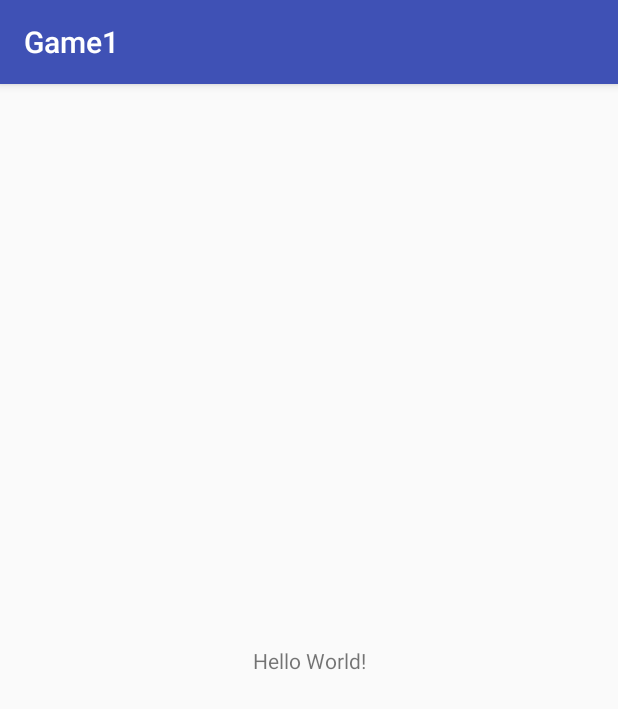
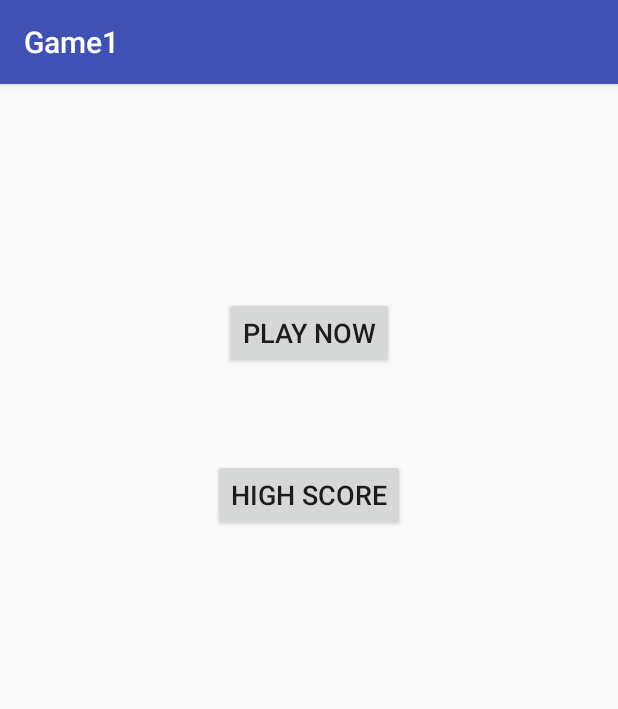
Before and after one commit to ETS-Android3/match-n-tap-android, an Android app: the screen it shows after launch (MainActivity), on a phone screen of 412 x 824 dp. Shown: the top 709 px of the screen. Run offline under Robolectric (Android 15) with nearby library versions, the phone set to English and light mode, and no system bars.

```diff
--- a/app/src/main/res/layout/activity_main.xml
+++ b/app/src/main/res/layout/activity_main.xml
@@ -1,18 +1,29 @@
 <?xml version="1.0" encoding="utf-8"?>
-<android.support.constraint.ConstraintLayout xmlns:android="http://schemas.android.com/apk/res/android"
+<RelativeLayout xmlns:android="http://schemas.android.com/apk/res/android"
     xmlns:app="http://schemas.android.com/apk/res-auto"
     xmlns:tools="http://schemas.android.com/tools"
     android:layout_width="match_parent"
     android:layout_height="match_parent"
+    android:orientation="vertical"
     tools:context="com.example.game1.MainActivity">
 
-    <TextView
+    <Button
+        android:id="@+id/button3"
         android:layout_width="wrap_content"
         android:layout_height="wrap_content"
-        android:text="Hello World!"
-        app:layout_constraintBottom_toBottomOf="parent"
-        app:layout_constraintLeft_toLeftOf="parent"
-        app:layout_constraintRight_toRightOf="parent"
-        app:layout_constraintTop_toTopOf="parent" />
+        android:layout_alignParentTop="true"
+        android:layout_centerHorizontal="true"
+        android:layout_marginTop="142dp"
+        android:text="Play Now"
+        android:textSize="18sp" />
 
-</android.support.constraint.ConstraintLayout>
+    <Button
+        android:id="@+id/button4"
+        android:layout_width="wrap_content"
+        android:layout_height="wrap_content"
+        android:layout_centerHorizontal="true"
+        android:layout_below="@+id/button3"
+        android:layout_marginTop="60dp"
+        android:text="High Score"
+        android:textSize="18sp" />
+</RelativeLayout>
```
